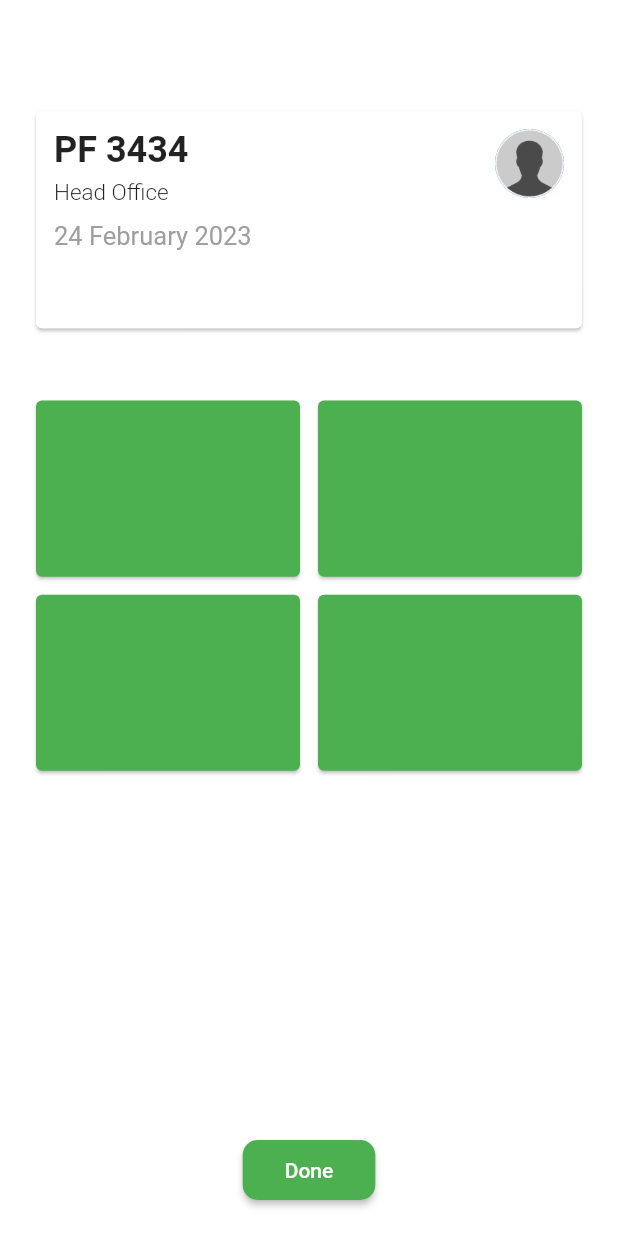
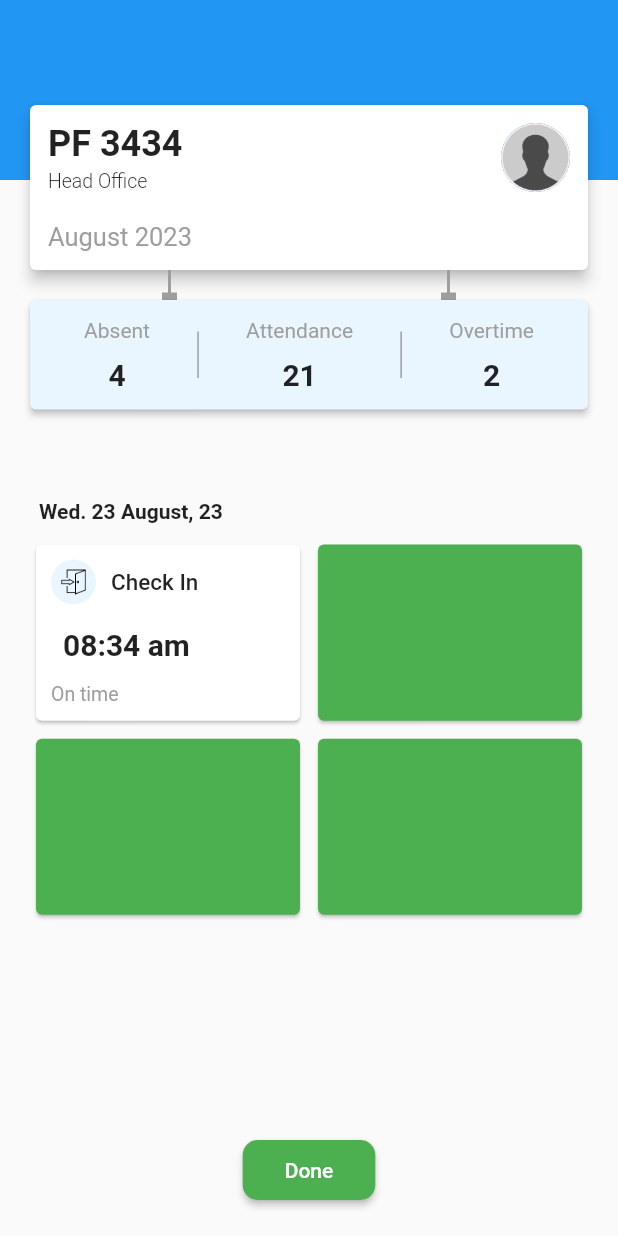
Before and after one commit to victor-nsengiyumva/attendance-app, a Flutter app: the Yes screen opened directly, on a phone screen of 412 x 824 dp. Run offline on Flutter 3.47's test engine with Material 2 defaults, Android fonts, the phone set to English and light mode, and no system bars; our stand-ins replace firebase_auth, firebase_core, geolocator; missing offline and left inert: sms_otp_auto_verify; accounts and stored records are empty.

Commit message:
yes page design going well

```diff
--- a/lib/main.dart
+++ b/lib/main.dart
@@ -32,7 +32,7 @@ class MyApp extends StatelessWidget {
 
         primarySwatch: Colors.blue,
       ),
-      home: Location(),
+      home: Yes(),
     );
   }
 }
--- /dev/null
+++ b/lib/painter/billboard.dart
@@ -0,0 +1,47 @@
+import 'package:flutter/material.dart';
+
+class CustomLine extends StatelessWidget {
+  const CustomLine({super.key});
+
+  @override
+  Widget build(BuildContext context) {
+    return CustomPaint(
+      painter: _CustomLinePainter(),
+      size: Size(10, 20), // Adjust the size as needed
+    );
+  }
+}
+
+class _CustomLinePainter extends CustomPainter {
+  @override
+  void paint(Canvas canvas, Size size) {
+    final Paint paint = Paint()
+      ..color = Colors.grey // Change the color as desired
+      ..strokeWidth = 2;
+
+    final double centerX = size.width / 2;
+    const double lineStartY = 0;
+    final double lineEndY = size.height; // Adjust the line length as needed
+
+    final Rect rectangle = Rect.fromCenter(
+      center: Offset(centerX, size.height - 5 / 2),
+      width: 10,
+      height: 5,
+    );
+
+
+    // Draw the line
+    canvas.drawLine(
+        Offset(centerX, lineStartY), Offset(centerX, lineEndY), paint);
+
+    // Draw the circle
+    //  canvas.drawCircle(Offset(centerX, size.height), circleRadius, paint);
+
+    canvas.drawRect(rectangle, paint);
+  }
+
+  @override
+  bool shouldRepaint(covariant CustomPainter oldDelegate) {
+    return false; // Since this is a static drawing, we don't need to repaint
+  }
+}
--- a/lib/widgets/yes.page.dart
+++ b/lib/widgets/yes.page.dart
@@ -1,3 +1,4 @@
+import 'package:attendance/painter/billboard.dart';
 import 'package:attendance/widgets/phone.login.dart';
 import 'package:firebase_auth/firebase_auth.dart';
 import 'package:flutter/material.dart';
@@ -23,14 +24,22 @@ class _YesState extends State<Yes> {
 
   @override
   Widget build(BuildContext context) {
-    return Scaffold(
-        backgroundColor: Colors.white,
-        body: Padding(
+    return SafeArea(
+      child: Scaffold(
+          body: Stack(children: [
+        Container(
+          height: 120,
+          width: double.maxFinite,
+          color: Colors.blue,
+        ),
+        Padding(
           padding:
               const EdgeInsets.only(left: 20, right: 20, bottom: 20, top: 70),
           child: Column(
             children: [
               Card(
+                elevation: 4,
+                margin: EdgeInsets.all(0),
                 child: Padding(
                   padding: const EdgeInsets.all(12.0),
                   child: Row(
@@ -39,35 +48,27 @@ class _YesState extends State<Yes> {
                     children: [
                       Column(
                         crossAxisAlignment: CrossAxisAlignment.start,
-                        children:  [
+                        children: [
                           Text(
                             'PF 3434',
-                            style: TextStyle(fontSize: 24,fontWeight: FontWeight.w700),
+                            style: TextStyle(
+                                fontSize: 24, fontWeight: FontWeight.w700),
                           ),
                           SizedBox(
-                            height: 5,
+                            height: 3,
                           ),
                           Text(
                             'Head Office',
-                            style: TextStyle(fontSize: 15,fontWeight: FontWeight.w300),
+                            style: TextStyle(
+                                fontSize: 13, fontWeight: FontWeight.w300),
                           ),
                           SizedBox(
-                            height: 10,
+                            height: 20,
                           ),
                           Text(
-                            '24 February 2023',
+                            'August 2023',
                             style: TextStyle(fontSize: 17, color: Colors.grey),
                           ),
-                          SizedBox(height: 40,),
-                          Row(
-                            children: [
-                              Column(
-                                children: [
-
-                                ],
-                              )
-                            ],
-                          )
                         ],
                       ),
                       CircleAvatar(
@@ -79,14 +80,94 @@ class _YesState extends State<Yes> {
                   ),
                 ),
               ),
+              Row(
+                mainAxisAlignment: MainAxisAlignment.spaceEvenly,
+                children: [
+                  Expanded(child: CustomLine()),
+                  Expanded(child: CustomLine())
+                ],
+              ),
+              Card(
+                color: Color.fromARGB(255, 234, 246, 255),
+                elevation: 2,
+                margin: EdgeInsets.all(0),
+                child: Padding(
+                    padding: const EdgeInsets.all(12.0),
+                    child: IntrinsicHeight(
+                      child: Row(
+                        mainAxisAlignment: MainAxisAlignment.spaceEvenly,
+                        children: [
+                          Column(
+                            children: [
+                              Text(
+                                'Absent',
+                                style: TextStyle(color: Colors.grey),
+                              ),
                               SizedBox(
-                height: 40,
+                                height: 10,
+                              ),
+                              Text(
+                                '4',
+                                style: TextStyle(
+                                    fontWeight: FontWeight.bold, fontSize: 20),
+                              )
+                            ],
+                          ),
+                          VerticalDivider(
+                            color: Colors.grey,
+                            thickness: 1,
+                            indent: 9,
+                            endIndent: 9,
+                          ),
+                          Column(
+                            children: [
+                              Text(
+                                'Attendance',
+                                style: TextStyle(color: Colors.grey),
+                              ),
+                              SizedBox(
+                                height: 10,
+                              ),
+                              Text(
+                                '21',
+                                style: TextStyle(
+                                    fontWeight: FontWeight.bold, fontSize: 20),
+                              )
+                            ],
+                          ),
+                          VerticalDivider(
+                            color: Colors.grey,
+                            thickness: 1,
+                            indent: 9,
+                            endIndent: 9,
+                          ),
+                          Column(
+                            children: [
+                              Text(
+                                'Overtime',
+                                style: TextStyle(color: Colors.grey),
+                              ),
+                              SizedBox(
+                                height: 10,
+                              ),
+                              Text(
+                                '2',
+                                style: TextStyle(
+                                    fontWeight: FontWeight.bold, fontSize: 20),
+                              )
+                            ],
+                          ),
+                        ],
+                      ),
+                    )),
+              ),
+              SizedBox(
+                height: 60,
               ),
               Expanded(child: DoneCheckin()),
-
-
-            SizedBox(height: 70,),
-
+              SizedBox(
+                height: 70,
+              ),
               ElevatedButton(
                   style: ElevatedButton.styleFrom(
                     backgroundColor: Colors.green, // Change the text color here
@@ -99,7 +180,8 @@ class _YesState extends State<Yes> {
                     _signOut();
                     Navigator.pushAndRemoveUntil(
                         context,
-                      MaterialPageRoute(builder: (context) => PhoneLoginPage()),
+                        MaterialPageRoute(
+                            builder: (context) => PhoneLoginPage()),
                         ((route) => false));
                   },
                   child: Padding(
@@ -108,7 +190,9 @@ class _YesState extends State<Yes> {
                   )),
             ],
           ),
-        ));
+        ),
+      ])),
+    );
   }
 }
 
@@ -150,19 +234,60 @@ class DoneCheckin extends StatefulWidget {
 class _DoneCheckinState extends State<DoneCheckin> {
   @override
   Widget build(BuildContext context) {
-    return GridView(
+    return Column(
+      crossAxisAlignment: CrossAxisAlignment.start,
+      children: [
+        Padding(
+          padding: const EdgeInsets.only(left: 6),
+          child: Text(
+            'Wed. 23 August, 23',
+            style: TextStyle(fontWeight: FontWeight.bold),
+          ),
+        ),
+        SizedBox(
+          height: 10,
+        ),
+        Expanded(
+          child: GridView(
             gridDelegate: const SliverGridDelegateWithFixedCrossAxisCount(
                 crossAxisCount: 2,
                 crossAxisSpacing: 4,
                 mainAxisSpacing: 4,
-          childAspectRatio: (220/150)
-         ),
-      children: const [
+                childAspectRatio: (220 / 150)),
+            children: [
               Card(
-          color: Colors.green,
                 child: SizedBox(
                   height: 100,
                   width: 100,
+                  child: Padding(
+                    padding: const EdgeInsets.all(10),
+                    child: Column(
+                      crossAxisAlignment: CrossAxisAlignment.start,
+                      children: [
+                        Row(
+                          children: [
+                            CircleAvatar(
+                              radius: 15,
+                              child: Image.asset(
+                                'assets/images/check-in.png',
+                                height: 17,
+                                width: 17,
+                              ),
+                              backgroundColor: Color.fromARGB(255, 234, 246, 255),
+                            ),
+                            SizedBox(width: 10,),
+                            Text('Check In',style: TextStyle(fontWeight: FontWeight.w500,fontSize: 15),)
+                          ],
+                        ),
+                        SizedBox(height: 15,),
+                        Padding(
+                          padding: const EdgeInsets.only(left: 8),
+                          child: Text('08:34 am',style: TextStyle(fontWeight: FontWeight.w700,fontSize: 20),),
+                        ),SizedBox(height:14),
+                        Text('On time',style: TextStyle(fontSize: 13,color: Colors.grey),)
+                      ],
+                    ),
+                  ),
                 ),
               ),
               Card(
@@ -187,6 +312,9 @@ class _DoneCheckinState extends State<DoneCheckin> {
                 ),
               )
             ],
+          ),
+        ),
+      ],
     );
   }
 }
```
Also changed, not shown: assets/images/check-in.png (added), assets/images/check-out.png (added), assets/images/overtime.png (added), assets/images/worktime.png (added). Lines whose indentation alone changed are shown as unchanged.
